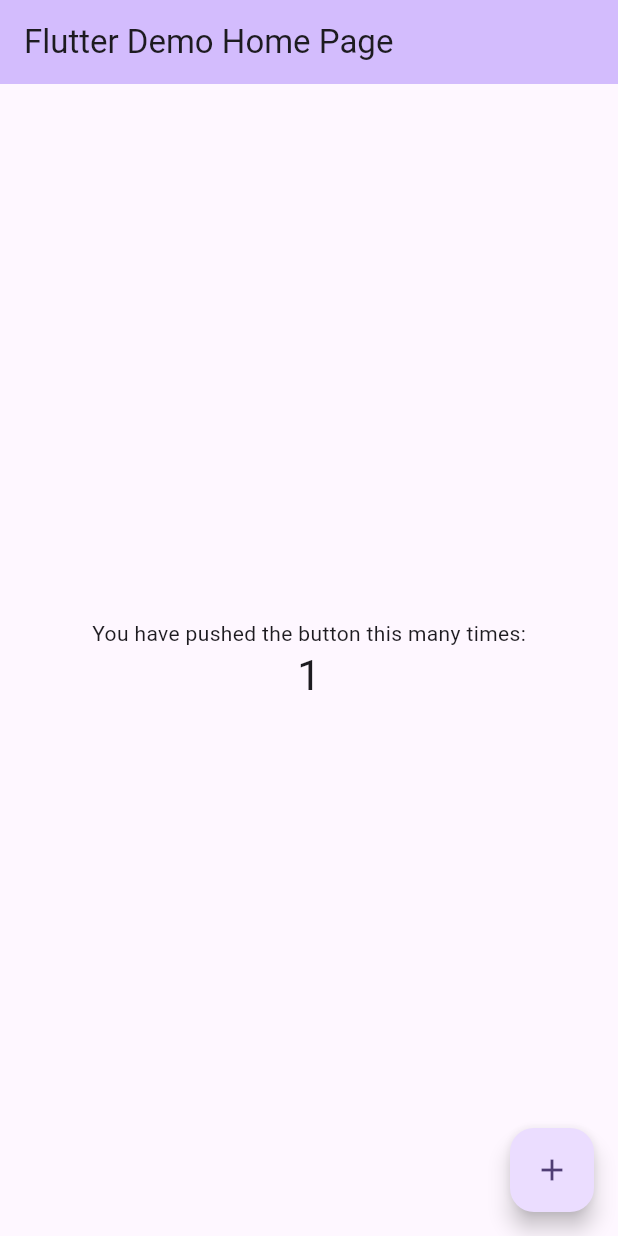
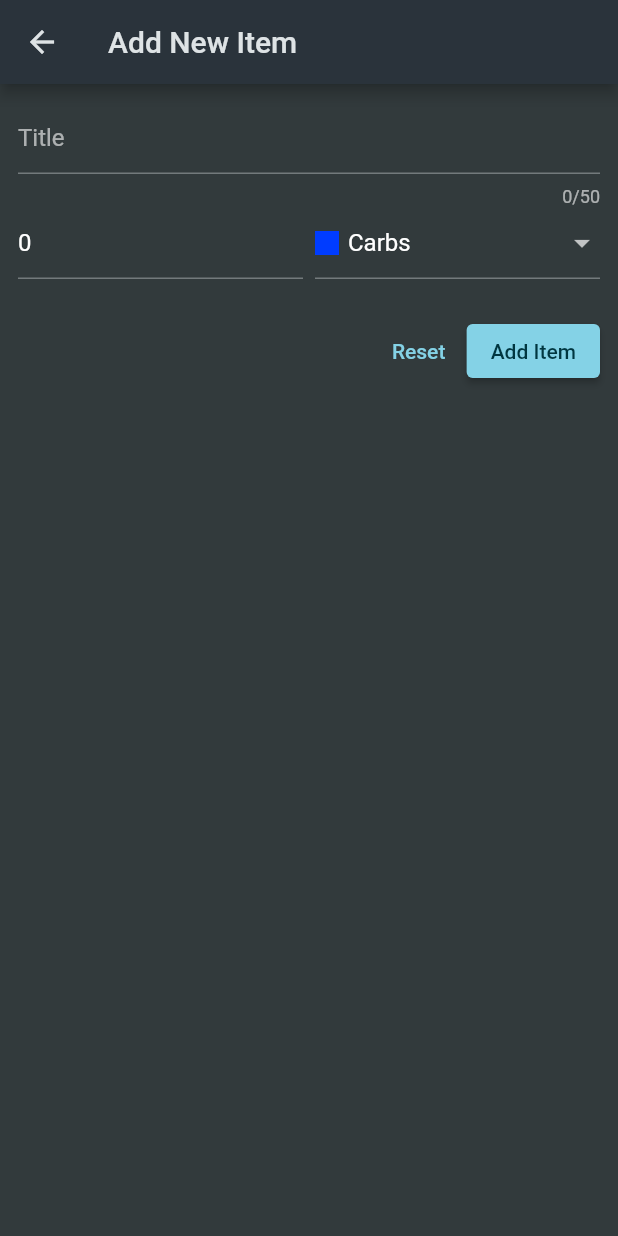
Before and after one commit to AlvinChiew/learn-dart-flutter, a Flutter app: the screen it shows after launch, after a tap on the "add" icon, on a phone screen of 412 x 824 dp. Run offline on Flutter 3.47's test engine with Material 3 defaults, Android fonts, the phone set to English and light mode, and no system bars.

Commit message:
Add learnings - flutter form

```diff
--- /dev/null
+++ b/app/lib/data/category_data.dart
@@ -0,0 +1,45 @@
+import 'package:app/models/category_model.dart';
+import 'package:flutter/material.dart';
+
+const categoryData = {
+  Categories.vegetables: Category(
+    'Vegetables',
+    Color.fromARGB(255, 0, 255, 128),
+  ),
+  Categories.fruit: Category(
+    'Fruit',
+    Color.fromARGB(255, 145, 255, 0),
+  ),
+  Categories.meat: Category(
+    'Meat',
+    Color.fromARGB(255, 255, 102, 0),
+  ),
+  Categories.dairy: Category(
+    'Dairy',
+    Color.fromARGB(255, 0, 208, 255),
+  ),
+  Categories.carbs: Category(
+    'Carbs',
+    Color.fromARGB(255, 0, 60, 255),
+  ),
+  Categories.sweets: Category(
+    'Sweets',
+    Color.fromARGB(255, 255, 149, 0),
+  ),
+  Categories.spices: Category(
+    'Spices',
+    Color.fromARGB(255, 255, 187, 0),
+  ),
+  Categories.convenience: Category(
+    'Convenience',
+    Color.fromARGB(255, 191, 0, 255),
+  ),
+  Categories.hygiene: Category(
+    'Hygiene',
+    Color.fromARGB(255, 149, 0, 255),
+  ),
+  Categories.other: Category(
+    'Other',
+    Color.fromARGB(255, 0, 225, 255),
+  ),
+};
--- /dev/null
+++ b/app/lib/data/item_data.dart
@@ -0,0 +1,21 @@
+import 'package:app/data/category_data.dart';
+import 'package:app/models/category_model.dart';
+import 'package:app/models/item_model.dart';
+
+final itemData = [
+  GroceryItem(
+      id: 'a',
+      name: 'Milk',
+      quantity: 1,
+      category: categoryData[Categories.dairy]!),
+  GroceryItem(
+      id: 'b',
+      name: 'Bananas',
+      quantity: 5,
+      category: categoryData[Categories.fruit]!),
+  GroceryItem(
+      id: 'c',
+      name: 'Beef Steak',
+      quantity: 1,
+      category: categoryData[Categories.meat]!),
+];
--- a/app/lib/main.dart
+++ b/app/lib/main.dart
@@ -1,125 +1,17 @@
+import 'package:app/screens/item_list_screen.dart';
+import 'package:app/theme.dart';
 import 'package:flutter/material.dart';
 
 void main() {
-  runApp(const MyApp());
+  runApp(const App());
 }
 
-class MyApp extends StatelessWidget {
-  const MyApp({super.key});
+class App extends StatelessWidget {
+  const App({super.key});
 
-  // This widget is the root of your application.
   @override
   Widget build(BuildContext context) {
     return MaterialApp(
-      title: 'Flutter Demo',
-      theme: ThemeData(
-        // This is the theme of your application.
-        //
-        // TRY THIS: Try running your application with "flutter run". You'll see
-        // the application has a blue toolbar. Then, without quitting the app,
-        // try changing the seedColor in the colorScheme below to Colors.green
-        // and then invoke "hot reload" (save your changes or press the "hot
-        // reload" button in a Flutter-supported IDE, or press "r" if you used
-        // the command line to start the app).
-        //
-        // Notice that the counter didn't reset back to zero; the application
-        // state is not lost during the reload. To reset the state, use hot
-        // restart instead.
-        //
-        // This works for code too, not just values: Most code changes can be
-        // tested with just a hot reload.
-        colorScheme: ColorScheme.fromSeed(seedColor: Colors.deepPurple),
-        useMaterial3: true,
-      ),
-      home: const MyHomePage(title: 'Flutter Demo Home Page'),
-    );
+        title: 'Grocery List', theme: themeData, home: const ItemListScreen());
   }
 }
-
-class MyHomePage extends StatefulWidget {
-  const MyHomePage({super.key, required this.title});
-
-  // This widget is the home page of your application. It is stateful, meaning
-  // that it has a State object (defined below) that contains fields that affect
-  // how it looks.
-
-  // This class is the configuration for the state. It holds the values (in this
-  // case the title) provided by the parent (in this case the App widget) and
-  // used by the build method of the State. Fields in a Widget subclass are
-  // always marked "final".
-
-  final String title;
-
-  @override
-  State<MyHomePage> createState() => _MyHomePageState();
-}
-
-class _MyHomePageState extends State<MyHomePage> {
-  int _counter = 0;
-
-  void _incrementCounter() {
-    setState(() {
-      // This call to setState tells the Flutter framework that something has
-      // changed in this State, which causes it to rerun the build method below
-      // so that the display can reflect the updated values. If we changed
-      // _counter without calling setState(), then the build method would not be
-      // called again, and so nothing would appear to happen.
-      _counter++;
-    });
-  }
-
-  @override
-  Widget build(BuildContext context) {
-    // This method is rerun every time setState is called, for instance as done
-    // by the _incrementCounter method above.
-    //
-    // The Flutter framework has been optimized to make rerunning build methods
-    // fast, so that you can just rebuild anything that needs updating rather
-    // than having to individually change instances of widgets.
-    return Scaffold(
-      appBar: AppBar(
-        // TRY THIS: Try changing the color here to a specific color (to
-        // Colors.amber, perhaps?) and trigger a hot reload to see the AppBar
-        // change color while the other colors stay the same.
-        backgroundColor: Theme.of(context).colorScheme.inversePrimary,
-        // Here we take the value from the MyHomePage object that was created by
-        // the App.build method, and use it to set our appbar title.
-        title: Text(widget.title),
-      ),
-      body: Center(
-        // Center is a layout widget. It takes a single child and positions it
-        // in the middle of the parent.
-        child: Column(
-          // Column is also a layout widget. It takes a list of children and
-          // arranges them vertically. By default, it sizes itself to fit its
-          // children horizontally, and tries to be as tall as its parent.
-          //
-          // Column has various properties to control how it sizes itself and
-          // how it positions its children. Here we use mainAxisAlignment to
-          // center the children vertically; the main axis here is the vertical
-          // axis because Columns are vertical (the cross axis would be
-          // horizontal).
-          //
-          // TRY THIS: Invoke "debug painting" (choose the "Toggle Debug Paint"
-          // action in the IDE, or press "p" in the console), to see the
-          // wireframe for each widget.
-          mainAxisAlignment: MainAxisAlignment.center,
-          children: <Widget>[
-            const Text(
-              'You have pushed the button this many times:',
-            ),
-            Text(
-              '$_counter',
-              style: Theme.of(context).textTheme.headlineMedium,
-            ),
-          ],
-        ),
-      ),
-      floatingActionButton: FloatingActionButton(
-        onPressed: _incrementCounter,
-        tooltip: 'Increment',
-        child: const Icon(Icons.add),
-      ), // This trailing comma makes auto-formatting nicer for build methods.
-    );
-  }
-}
--- /dev/null
+++ b/app/lib/models/category_model.dart
@@ -0,0 +1,21 @@
+import 'package:flutter/material.dart';
+
+enum Categories {
+  vegetables,
+  fruit,
+  meat,
+  dairy,
+  carbs,
+  sweets,
+  spices,
+  convenience,
+  hygiene,
+  other,
+}
+
+class Category {
+  const Category(this.title, this.color);
+
+  final String title;
+  final Color color;
+}
--- /dev/null
+++ b/app/lib/models/item_model.dart
@@ -0,0 +1,14 @@
+import 'package:app/models/category_model.dart';
+
+class GroceryItem {
+  const GroceryItem(
+      {required this.id,
+      required this.name,
+      required this.quantity,
+      required this.category});
+
+  final String id;
+  final String name;
+  final int quantity;
+  final Category category;
+}
--- /dev/null
+++ b/app/lib/screens/item_list_screen.dart
@@ -0,0 +1,61 @@
+import 'package:app/data/item_data.dart';
+import 'package:app/models/item_model.dart';
+import 'package:app/screens/new_item_screen.dart';
+import 'package:flutter/material.dart';
+
+class ItemListScreen extends StatefulWidget {
+  const ItemListScreen({super.key});
+
+  @override
+  State<ItemListScreen> createState() => _ItemListScreenState();
+}
+
+class _ItemListScreenState extends State<ItemListScreen> {
+  final List<GroceryItem> groceryItems = itemData;
+  @override
+  Widget build(BuildContext context) {
+    return Scaffold(
+      appBar: AppBar(
+        title: const Text('Grocery List'),
+        actions: [
+          IconButton(
+              onPressed: () async {
+                final newItem = await Navigator.of(context).push<GroceryItem>(
+                    MaterialPageRoute(builder: (ctx) => const NewItemScreen()));
+
+                if (newItem == null) {
+                  return;
+                }
+
+                setState(() {
+                  groceryItems.add(newItem);
+                });
+              },
+              icon: const Icon(Icons.add))
+        ],
+      ),
+      body: groceryItems.isEmpty
+          ? const Center(child: Text('No items added yet!'))
+          : ListView.builder(
+              itemCount: groceryItems.length,
+              itemBuilder: (ctx, index) => Dismissible(
+                key: ValueKey(groceryItems[index].id),
+                onDismissed: (direction) {
+                  setState(() {
+                    groceryItems.remove(groceryItems[index]);
+                  });
+                },
+                child: ListTile(
+                  leading: Container(
+                    height: 24,
+                    width: 24,
+                    color: groceryItems[index].category.color,
+                  ),
+                  title: Text(groceryItems[index].name),
+                  trailing: Text(groceryItems[index].quantity.toString()),
+                ),
+              ),
+            ),
+    );
+  }
+}
--- /dev/null
+++ b/app/lib/screens/new_item_screen.dart
@@ -0,0 +1,111 @@
+import 'package:app/data/category_data.dart';
+import 'package:app/models/category_model.dart';
+import 'package:app/models/item_model.dart';
+import 'package:flutter/material.dart';
+
+class NewItemScreen extends StatefulWidget {
+  const NewItemScreen({super.key});
+
+  @override
+  State<NewItemScreen> createState() => _NewItemScreenState();
+}
+
+class _NewItemScreenState extends State<NewItemScreen> {
+  final _formKey = GlobalKey<FormState>();
+  String _title = '';
+  int _quantity = 0;
+  Category _category = categoryData[Categories.carbs]!;
+
+  @override
+  Widget build(BuildContext context) {
+    return Scaffold(
+      appBar: AppBar(title: const Text('Add New Item')),
+      body: Padding(
+        padding: const EdgeInsets.all(12),
+        child: Form(
+          key: _formKey,
+          child: Column(
+            children: [
+              TextFormField(
+                maxLength: 50,
+                decoration: const InputDecoration(hintText: 'Title'),
+                onSaved: (input) => _title = input!,
+                validator: (input) =>
+                    (input == null || input.isEmpty || input.trim().length > 50)
+                        ? 'Invalid input'
+                        : null,
+              ),
+              Row(
+                crossAxisAlignment: CrossAxisAlignment.end,
+                children: [
+                  Expanded(
+                    child: TextFormField(
+                      decoration: const InputDecoration(hintText: 'Quantity'),
+                      keyboardType: TextInputType.number,
+                      initialValue: '0',
+                      onSaved: (input) => _quantity = int.parse(input!),
+                      validator: (input) => (input == null ||
+                              input.isEmpty ||
+                              int.tryParse(input) == null ||
+                              int.tryParse(input)! < 1)
+                          ? 'Invalid input'
+                          : null,
+                    ),
+                  ),
+                  const SizedBox(width: 8),
+                  Expanded(
+                    child: DropdownButtonFormField(
+                      value: _category,
+                      items: categoryData.entries
+                          .map(
+                            (i) => DropdownMenuItem(
+                              value: i.value,
+                              child: Row(children: [
+                                Container(
+                                  width: 16,
+                                  height: 16,
+                                  color: i.value.color,
+                                ),
+                                const SizedBox(
+                                  width: 6,
+                                ),
+                                Text(i.value.title),
+                              ]),
+                            ),
+                          )
+                          .toList(),
+                      onChanged: (input) => setState(() {
+                        _category = input!;
+                      }),
+                    ),
+                  )
+                ],
+              ),
+              const SizedBox(height: 24),
+              Row(
+                mainAxisAlignment: MainAxisAlignment.end,
+                children: [
+                  TextButton(
+                      onPressed: () => _formKey.currentState!.reset(),
+                      child: const Text('Reset')),
+                  ElevatedButton(
+                      onPressed: () {
+                        if (_formKey.currentState!.validate()) {
+                          _formKey.currentState!.save();
+                          Navigator.of(context).pop(GroceryItem(
+                              id: DateTime.now().toString(),
+                              name: _title,
+                              quantity: _quantity,
+                              category: _category));
+                        }
+                      },
+                      child: const Text('Add Item')),
+                ],
+              )
+            ],
+          ),
+        ),
+      ),
+    );
+  }
+}
--- /dev/null
+++ b/app/lib/theme.dart
@@ -0,0 +1,12 @@
+import 'package:flutter/material.dart';
+
+final themeData = ThemeData.dark(
+  useMaterial3: false,
+).copyWith(
+  colorScheme: ColorScheme.fromSeed(
+    seedColor: const Color.fromARGB(255, 147, 229, 250),
+    brightness: Brightness.dark,
+    surface: const Color.fromARGB(255, 42, 51, 59),
+  ),
+  scaffoldBackgroundColor: const Color.fromARGB(255, 50, 58, 60),
+);
--- a/app/pubspec.yaml
+++ b/app/pubspec.yaml
@@ -35,6 +35,7 @@ dependencies:
   # The following adds the Cupertino Icons font to your application.
   # Use with the CupertinoIcons class for iOS style icons.
   cupertino_icons: ^1.0.2
+  google_fonts: ^6.2.1
 
 dev_dependencies:
   flutter_test:
```
Also changed, not shown: app/pubspec.lock, 2 other files.
